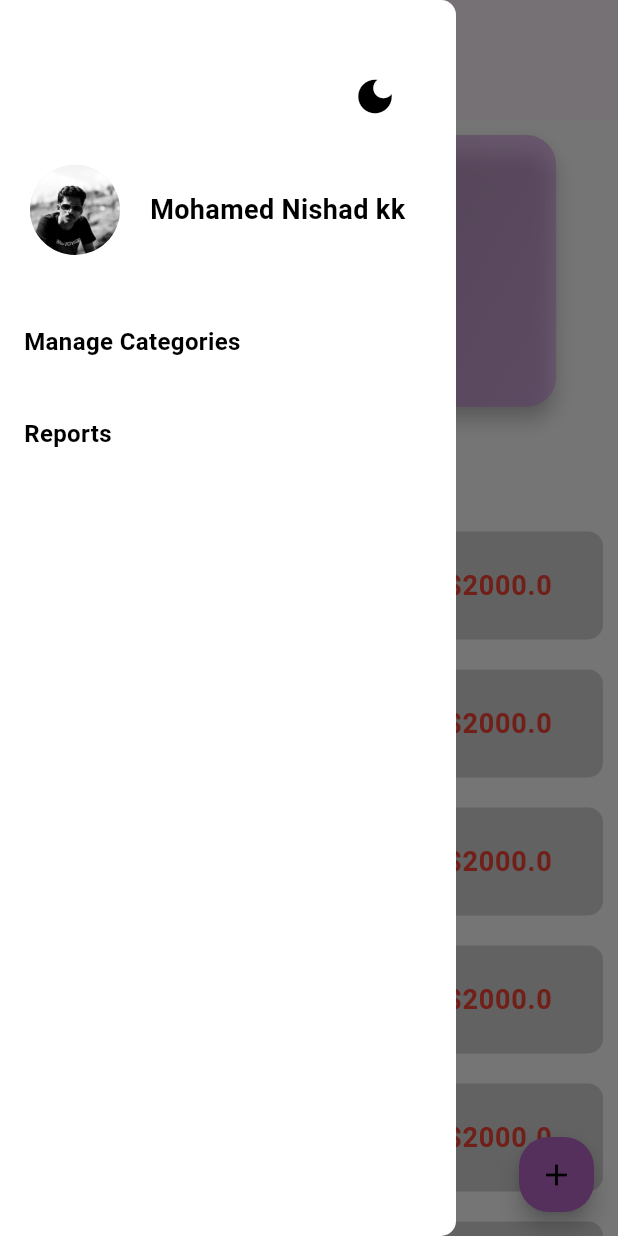
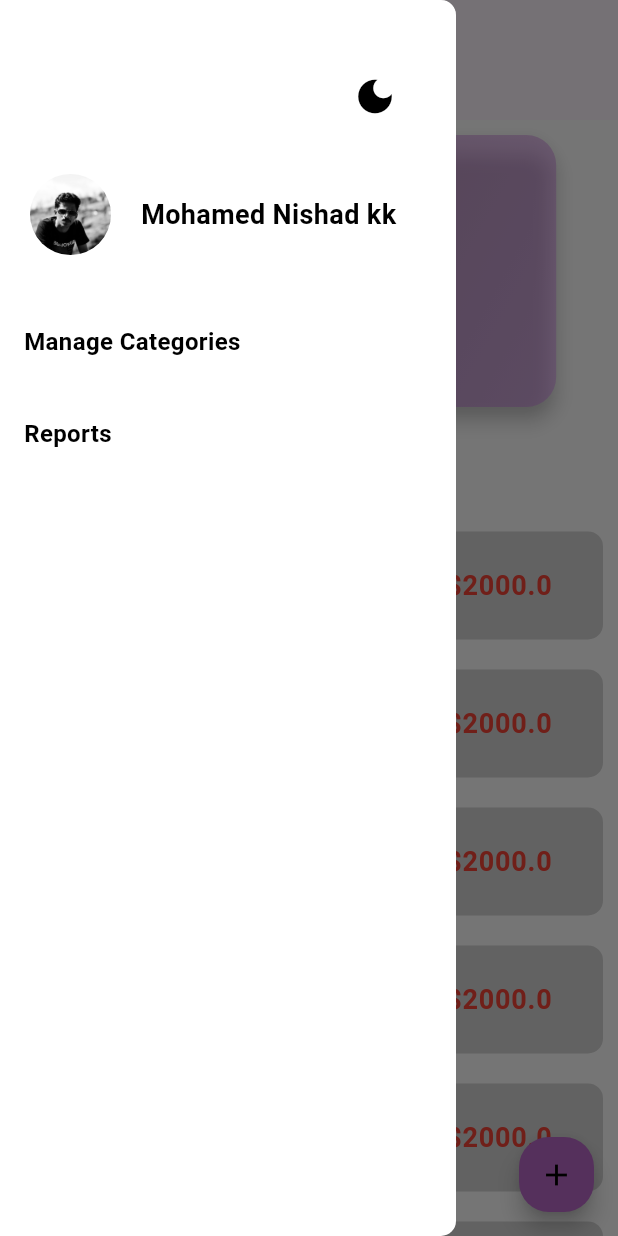
Before and after one commit to Nishadatgit/flutter-budget-tracker, a Flutter app: the screen it shows after launch, with the side drawer open, on a phone screen of 412 x 824 dp. Run offline on Flutter 3.47's test engine with Material 2 defaults, Android fonts, the phone set to English and light mode, and no system bars; our stand-ins replace bloc, delayed_display, flutter_bloc, flutter_slidable, hive, hive_flutter; accounts and stored records are empty.

```diff
--- a/lib/main.dart
+++ b/lib/main.dart
@@ -44,8 +44,7 @@ Widget _buildWithTheme(BuildContext context, state) {
   return MaterialApp(
     title: 'Budget Tracker',
     theme: state,
-    themeAnimationCurve: Curves.easeIn,
-    themeAnimationDuration: const Duration(milliseconds: 300),
+
     home: const HomeScreen(),
 
   );
--- a/lib/screens/category/category_screen.dart
+++ b/lib/screens/category/category_screen.dart
@@ -13,7 +13,7 @@ import 'widgets/category_type_radio_button_widget.dart';
 import 'widgets/no_data_widget.dart';
 
 class CategoryScreen extends StatelessWidget {
-  CategoryScreen({super.key});
+  CategoryScreen({ super.key});
   final TextEditingController categoryNameController = TextEditingController();
   final TextEditingController categoryNameEditController =
       TextEditingController();
--- a/lib/screens/home/widgets/drawer_header.dart
+++ b/lib/screens/home/widgets/drawer_header.dart
@@ -28,9 +28,15 @@ class DrawerHeaderWidget extends StatelessWidget {
           bottom: 30,
           child: Row(
             children: [
-              const CircleAvatar(
-                radius: 30,
-                backgroundImage: AssetImage("assets/images/mypic.jpg"),
+              Container(
+                height: 54,
+                width: 54,
+                decoration: const BoxDecoration(
+                  shape: BoxShape.circle,
+                  image: DecorationImage(
+                      image: AssetImage("assets/images/mypic.jpg"),
+                      fit: BoxFit.cover),
+                ),
               ),
               const SizedBox(width: 20),
               Text(
--- a/pubspec.yaml
+++ b/pubspec.yaml
@@ -8,7 +8,7 @@ publish_to: 'none' # Remove this line if you wish to publish to pub.dev
 version: 1.0.0+1
 
 environment:
-  sdk: '>=2.19.0-255.2.beta <3.0.0'
+  sdk: '>=2.18.2-255.2.beta <3.0.0'
 
 
 dependencies:
```
Also changed, not shown: pubspec.lock.
